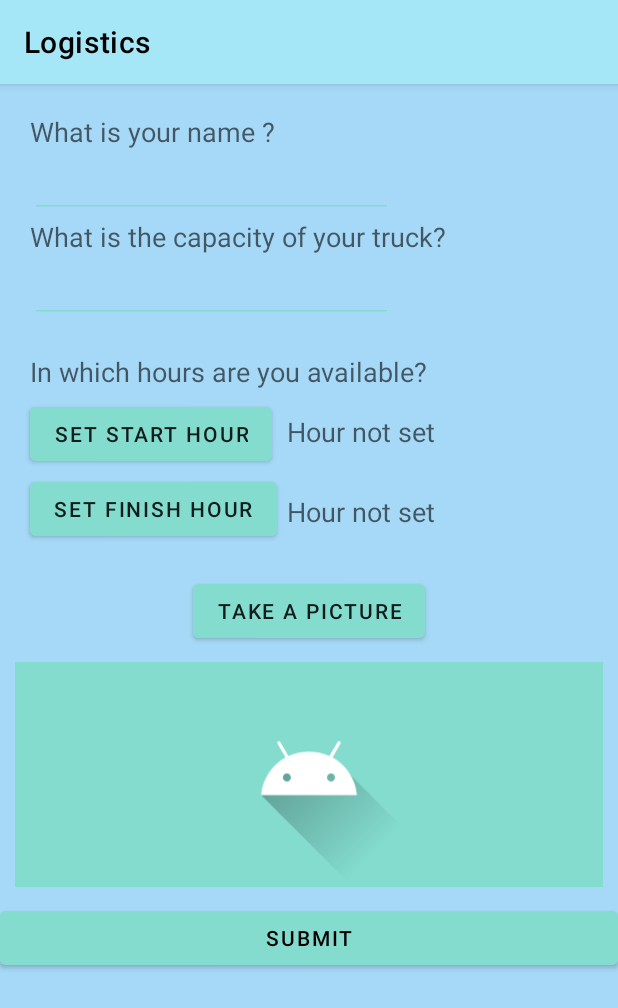
After one commit to aleshark87/LogisticsAndroid, an Android app: the fragment NewDriverFragment placed in its activity, on a phone screen of 412 x 824 dp. The commit adds this screen. Shown: the top 1008 px of the screen. Run offline under Robolectric (Android 15) with nearby library versions, the phone set to English and light mode, and no system bars; 2 statements that could not run were skipped.

Commit message:
added new view for newcarrier

```diff
--- a/app/src/main/java/com/example/logistics/AddTransportFragment.java
+++ b/app/src/main/java/com/example/logistics/AddTransportFragment.java
@@ -115,8 +115,8 @@ public class AddTransportFragment extends Fragment implements OnMapReadyCallback
     private boolean dateSet = false;
     private boolean timeSet = false;
 
-    //TODO rimuovere dal db(fare metodo su DAO) le card vecchie
-    //TODO autisti(nuovo autista)
+    //TODO temare timepicker
+    //TODO autisti(recyclerview con lista trasporti disponibili(nuovo autista)
     //TODO supermappa filtrata azienda(per merce, per autista, per data)
     //TODO check geocoder lat long(se uno sceglie il mare(latlong troppo diversa da quella scelta)
     //TODO sistemare quando si chiede il permesso della posizione
@@ -423,9 +423,6 @@ public class AddTransportFragment extends Fragment implements OnMapReadyCallback
                 // Get the directions route
                 currentRoute = response.body().routes().get(0);
 
-                // Make a toast which displays the route's distance
-                Toast.makeText(activity, Double.toString(currentRoute.distance()), Toast.LENGTH_SHORT).show();
-
                 if (mapboxMap != null) {
                     mapboxMap.getStyle(new Style.OnStyleLoaded() {
                         @Override
--- a/app/src/main/java/com/example/logistics/CardViewModel.java
+++ b/app/src/main/java/com/example/logistics/CardViewModel.java
@@ -34,4 +34,6 @@ public class CardViewModel extends AndroidViewModel {
     public void addCardItem(CardItem item){
         repository.addCardItem(item);
     }
+
+    public void removeCardItem(int cardItemId) { repository.deleteItem(cardItemId); }
 }
--- a/app/src/main/java/com/example/logistics/HomeFragment.java
+++ b/app/src/main/java/com/example/logistics/HomeFragment.java
@@ -43,7 +43,7 @@ public class HomeFragment extends Fragment {
             view.findViewById(R.id.newCarrierBt).setOnClickListener(new View.OnClickListener() {
                 @Override
                 public void onClick(View v) {
-                    //newCarrierBt
+                    Utilities.insertFragment((AppCompatActivity)activity, new NewDriverFragment(), "NewDriverFragment");
                 }
             });
         }
--- /dev/null
+++ b/app/src/main/java/com/example/logistics/NewDriverFragment.java
@@ -0,0 +1,39 @@
+package com.example.logistics;
+
+import android.app.Activity;
+import android.content.Context;
+import android.os.Bundle;
+import android.view.LayoutInflater;
+import android.view.View;
+import android.view.ViewGroup;
+
+import androidx.annotation.NonNull;
+import androidx.annotation.Nullable;
+import androidx.appcompat.app.AppCompatActivity;
+import androidx.fragment.app.Fragment;
+
+import com.google.android.material.textfield.TextInputEditText;
+
+public class NewDriverFragment extends Fragment {
+    private Activity activity;
+    private TextInputEditText
+
+    @Override
+    public void onAttach(@NonNull Context context) {
+        super.onAttach(context);
+        activity = (AppCompatActivity) context;
+    }
+
+    @Nullable
+    @Override
+    public View onCreateView(@NonNull LayoutInflater inflater, @Nullable ViewGroup container, @Nullable Bundle savedInstanceState) {
+        View layout = inflater.inflate(R.layout.new_carrier, container, false);
+        return layout;
+    }
+
+    @Override
+    public void onViewCreated(@NonNull View view, @Nullable Bundle savedInstanceState) {
+        super.onViewCreated(view, savedInstanceState);
+        Utilities.setUpToolbar((AppCompatActivity)activity, "New Driver");
+    }
+}
--- a/app/src/main/java/com/example/logistics/database/CardItemDAO.java
+++ b/app/src/main/java/com/example/logistics/database/CardItemDAO.java
@@ -25,4 +25,7 @@ public interface CardItemDAO {
     @Query("DELETE FROM item")
     public void nukeTable();
 
+    @Query("DELETE from item WHERE item_id=:item_id")
+    public void deleteItem(int item_id);
+
 }
--- a/app/src/main/java/com/example/logistics/database/CardItemRepo.java
+++ b/app/src/main/java/com/example/logistics/database/CardItemRepo.java
@@ -43,4 +43,13 @@ public class CardItemRepo {
             }
         });
     }
+
+    public void deleteItem(int card_id){
+        CardItemDb.databaseWriteExecutor.execute(new Runnable() {
+            @Override
+            public void run() {
+                cardItemDAO.deleteItem(card_id);
+            }
+        });
+    }
 }
--- a/app/src/main/java/com/example/logistics/recycler/Adapter.java
+++ b/app/src/main/java/com/example/logistics/recycler/Adapter.java
@@ -14,13 +14,19 @@ import android.view.ViewGroup;
 import androidx.annotation.NonNull;
 import androidx.core.content.ContextCompat;
 import androidx.core.content.res.ResourcesCompat;
+import androidx.lifecycle.ViewModelProvider;
+import androidx.lifecycle.ViewModelStoreOwner;
 import androidx.recyclerview.widget.RecyclerView;
 
+import com.example.logistics.CardViewModel;
 import com.example.logistics.R;
 import com.example.logistics.Utilities;
 import com.mapbox.mapboxsdk.Mapbox;
 
+import java.text.ParseException;
+import java.text.SimpleDateFormat;
 import java.util.ArrayList;
+import java.util.Date;
 import java.util.List;
 
 public class Adapter extends RecyclerView.Adapter<ViewHolder>  {
@@ -28,6 +34,7 @@ public class Adapter extends RecyclerView.Adapter<ViewHolder>  {
     private LayoutInflater mInflater;
     private ItemClickListener mClickListener;
     private Activity activity;
+    private CardViewModel cardViewModel;
 
     private List<CardItem> itemsList = new ArrayList<>();
 
@@ -35,6 +42,7 @@ public class Adapter extends RecyclerView.Adapter<ViewHolder>  {
     public Adapter(Activity activity, Context context) {
         this.mInflater = LayoutInflater.from(context);
         this.activity = activity;
+        cardViewModel = new ViewModelProvider((ViewModelStoreOwner) activity).get(CardViewModel.class);
     }
 
     @NonNull
@@ -47,7 +55,7 @@ public class Adapter extends RecyclerView.Adapter<ViewHolder>  {
     @Override
     public void onBindViewHolder(@NonNull ViewHolder holder, int position) {
         CardItem currentCardItem = itemsList.get(position);
-
+        if((removeIfOld(currentCardItem) == false)) {
             holder.getTitleTextView().setText(currentCardItem.getTitle());
             holder.getDestArrTextView().setText("Origin: " + currentCardItem.getOriginLocality() +
                     ", Destination: " + currentCardItem.getDestinationLocality());
@@ -56,6 +64,23 @@ public class Adapter extends RecyclerView.Adapter<ViewHolder>  {
             Resources res = activity.getResources();
             Drawable drawable = ResourcesCompat.getDrawable(res, currentCardItem.getImgResource(), null);
             holder.getImgView().setImageDrawable(drawable);
+        }
+    }
+
+    private boolean removeIfOld(CardItem currentCardItem){
+        boolean removed = false;
+        try {
+            String dateString = currentCardItem.getDate().split(",")[0];
+            String timeString = currentCardItem.getDate().split(" ")[1];
+            if (new SimpleDateFormat("yyyy-MM-dd HH:mm").parse(dateString + " " + timeString).before(new Date())) {
+                Log.d("tag", "past " + currentCardItem.getTitle());
+                cardViewModel.removeCardItem(currentCardItem.getId());
+                removed = true;
+            }
+        } catch (ParseException e) {
+            e.printStackTrace();
+        }
+        return removed;
     }
 
     @Override
--- /dev/null
+++ b/app/src/main/res/drawable/ic_baseline_add_photo_alternate_24.xml
@@ -0,0 +1,10 @@
+<vector xmlns:android="http://schemas.android.com/apk/res/android"
+    android:width="24dp"
+    android:height="24dp"
+    android:viewportWidth="24"
+    android:viewportHeight="24"
+    android:tint="?attr/colorControlNormal">
+  <path
+      android:fillColor="@android:color/white"
+      android:pathData="M19,7v2.99s-1.99,0.01 -2,0L17,7h-3s0.01,-1.99 0,-2h3L17,2h2v3h3v2h-3zM16,11L16,8h-3L13,5L5,5c-1.1,0 -2,0.9 -2,2v12c0,1.1 0.9,2 2,2h12c1.1,0 2,-0.9 2,-2v-8h-3zM5,19l3,-4 2,3 3,-4 4,5L5,19z"/>
+</vector>
--- /dev/null
+++ b/app/src/main/res/layout/new_carrier.xml
@@ -0,0 +1,149 @@
+<?xml version="1.0" encoding="utf-8"?>
+<ScrollView xmlns:android="http://schemas.android.com/apk/res/android"
+    android:layout_width="match_parent"
+    android:layout_height="match_parent"
+    xmlns:app="http://schemas.android.com/apk/res-auto"
+    android:background="@color/backgroundFragment"
+    android:layout_marginTop="55dp">
+
+    <androidx.constraintlayout.widget.ConstraintLayout
+        android:layout_width="match_parent"
+        android:layout_height="wrap_content">
+        <TextView
+            android:id="@+id/nameTextView"
+            android:layout_width="match_parent"
+            android:layout_height="wrap_content"
+            app:layout_constraintStart_toStartOf="parent"
+            app:layout_constraintTop_toTopOf="parent"
+            android:text="What is your name ?"
+            android:layout_marginLeft="20dp"
+            android:layout_marginTop="20dp"
+            style="@style/TextAppearance.AppCompat.Medium">
+        </TextView>
+
+        <com.google.android.material.textfield.TextInputEditText
+            android:id="@+id/editTextName"
+            android:layout_width="match_parent"
+            android:layout_height="wrap_content"
+            app:layout_constraintStart_toStartOf="parent"
+            app:layout_constraintTop_toBottomOf="@id/nameTextView"
+            android:layout_marginRight="150dp"
+            android:layout_marginLeft="20dp"
+            android:backgroundTint="@color/buttonColor">
+        </com.google.android.material.textfield.TextInputEditText>
+
+        <TextView
+            android:id="@+id/capacityTextView"
+            android:layout_width="match_parent"
+            android:layout_height="wrap_content"
+            android:text="What is the capacity of your truck?"
+            app:layout_constraintStart_toStartOf="parent"
+            app:layout_constraintTop_toBottomOf="@id/editTextName"
+            style="@style/TextAppearance.AppCompat.Medium"
+            android:layout_marginLeft="20dp">
+        </TextView>
+
+        <com.google.android.material.textfield.TextInputEditText
+            android:id="@+id/editTextCapacity"
+            android:layout_width="match_parent"
+            android:layout_height="wrap_content"
+            app:layout_constraintStart_toStartOf="parent"
+            app:layout_constraintTop_toBottomOf="@id/capacityTextView"
+            android:layout_marginRight="150dp"
+            android:layout_marginLeft="20dp"
+            android:backgroundTint="@color/buttonColor">
+        </com.google.android.material.textfield.TextInputEditText>
+
+        <TextView
+            android:id="@+id/aviabilityLabel"
+            android:layout_width="match_parent"
+            android:layout_height="wrap_content"
+            app:layout_constraintTop_toBottomOf="@id/editTextCapacity"
+            app:layout_constraintStart_toStartOf="parent"
+            android:layout_marginLeft="20dp"
+            android:layout_marginTop="20dp"
+            android:text="In which hours are you available?"
+            style="@style/TextAppearance.AppCompat.Medium">
+        </TextView>
+
+        <com.google.android.material.button.MaterialButton
+            android:id="@+id/buttonStartHour"
+            android:layout_width="wrap_content"
+            android:layout_height="wrap_content"
+            android:layout_marginLeft="20dp"
+            app:layout_constraintTop_toBottomOf="@id/aviabilityLabel"
+            app:layout_constraintStart_toStartOf="parent"
+            android:layout_marginTop="5dp"
+            android:text="Set Start Hour"
+            style="@style/normalBt">
+        </com.google.android.material.button.MaterialButton>
+        <com.google.android.material.textview.MaterialTextView
+            android:id="@+id/hourSetStartTV"
+            android:layout_width="wrap_content"
+            android:layout_height="wrap_content"
+            app:layout_constraintStart_toEndOf="@id/buttonStartHour"
+            app:layout_constraintTop_toBottomOf="@id/aviabilityLabel"
+            android:layout_marginLeft="10dp"
+            android:layout_marginTop="15dp"
+            android:text="Hour not set"
+            style="@style/TextAppearance.AppCompat.Medium">
+        </com.google.android.material.textview.MaterialTextView>
+        <com.google.android.material.button.MaterialButton
+            android:id="@+id/buttonFinishHour"
+            android:layout_width="wrap_content"
+            android:layout_height="wrap_content"
+            app:layout_constraintStart_toStartOf="parent"
+            android:layout_marginLeft="20dp"
+            style="@style/normalBt"
+            app:layout_constraintTop_toBottomOf="@id/buttonStartHour"
+            android:layout_marginTop="2dp"
+            android:text="set finish hour">
+        </com.google.android.material.button.MaterialButton>
+
+        <com.google.android.material.textview.MaterialTextView
+            android:id="@+id/hourSetFinishTV"
+            android:layout_width="wrap_content"
+            android:layout_height="wrap_content"
+            app:layout_constraintStart_toEndOf="@id/buttonStartHour"
+            app:layout_constraintTop_toBottomOf="@id/buttonStartHour"
+            android:layout_marginLeft="10dp"
+            android:layout_marginTop="15dp"
+            android:text="Hour not set"
+            style="@style/TextAppearance.AppCompat.Medium" />
+
+        <Button
+            android:layout_marginTop="30dp"
+            android:id="@+id/captureButton"
+            android:layout_width="wrap_content"
+            android:layout_height="wrap_content"
+            android:text="Take a picture"
+            app:layout_constraintEnd_toEndOf="parent"
+            app:layout_constraintStart_toStartOf="parent"
+            app:layout_constraintTop_toBottomOf="@id/hourSetFinishTV"
+            style="@style/normalBt"/>
+
+        <ImageView
+            android:id="@+id/imageView"
+            android:layout_height="150dp"
+            android:layout_margin="10dp"
+            android:contentDescription="Image taken"
+            android:src="@drawable/ic_launcher_foreground"
+            android:background="@color/buttonColor"
+            app:layout_constraintEnd_toEndOf="parent"
+            app:layout_constraintStart_toStartOf="parent"
+            app:layout_constraintTop_toBottomOf="@+id/captureButton"
+            android:layout_width="0dp" />
+
+        <com.google.android.material.button.MaterialButton
+            android:layout_marginTop="10dp"
+            android:layout_width="match_parent"
+            android:layout_height="wrap_content"
+            android:text="@string/submit"
+            app:layout_constraintTop_toBottomOf="@id/imageView"
+            app:layout_constraintStart_toStartOf="parent"
+            android:backgroundTint="@color/buttonColor"
+            android:gravity="center">
+        </com.google.android.material.button.MaterialButton>
+    </androidx.constraintlayout.widget.ConstraintLayout>
+
+</ScrollView>
--- a/app/src/main/res/values/strings.xml
+++ b/app/src/main/res/values/strings.xml
@@ -3,8 +3,8 @@
     <string name="welcomeMsg">Welcome to Logistics!</string>
     <string name="captionMsg">Here you can be:</string>
     <string name="companyBtMsg">Company</string>
-    <string name="carrierBtMsg">Carrier</string>
-    <string name="newCarrierBtMsg">New Carrier</string>
+    <string name="carrierBtMsg">Driver</string>
+    <string name="newCarrierBtMsg">New Driver</string>
     <string name="mapbox_access_token">pk.eyJ1IjoiYWxlc2hhcms4NyIsImEiOiJja29pZjlmM3EwMG5vMnZxdzFtYjdmaDNuIn0.TTAAoD3BVjAKnrRLmtCG9w</string>
-    <string name="submit">add_company</string>
+    <string name="submit">Submit</string>
 </resources>
```
Lines whose indentation alone changed are shown as unchanged.
